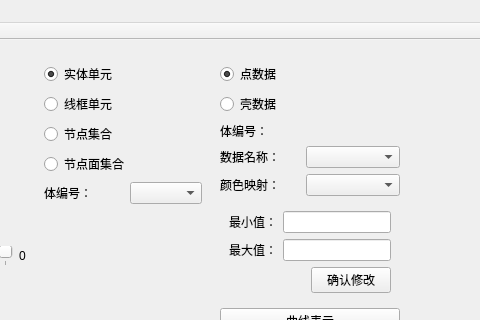
Old version of the form vtkShower/vtkshower.ui in the repository liuxq/vtkShower; both pictures show x 170 to 650 and y 0 to 320 of the 650 by 515 pixel window.
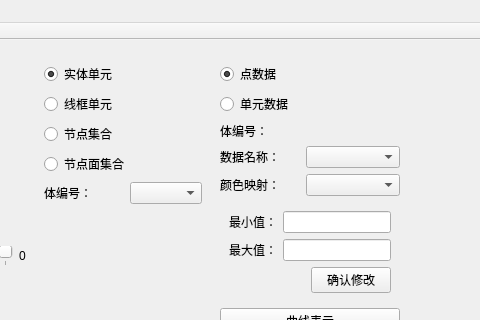
New version of the form. Custom widgets are drawn as their Qt base class.

```diff
--- a/vtkShower/vtkshower.ui
+++ b/vtkShower/vtkshower.ui
@@ -250,7 +250,7 @@
         <item>
          <widget class="QRadioButton" name="radioButton_shell_data">
           <property name="text">
-           <string>壳数据</string>
+           <string>单元数据</string>
           </property>
          </widget>
         </item>
```
